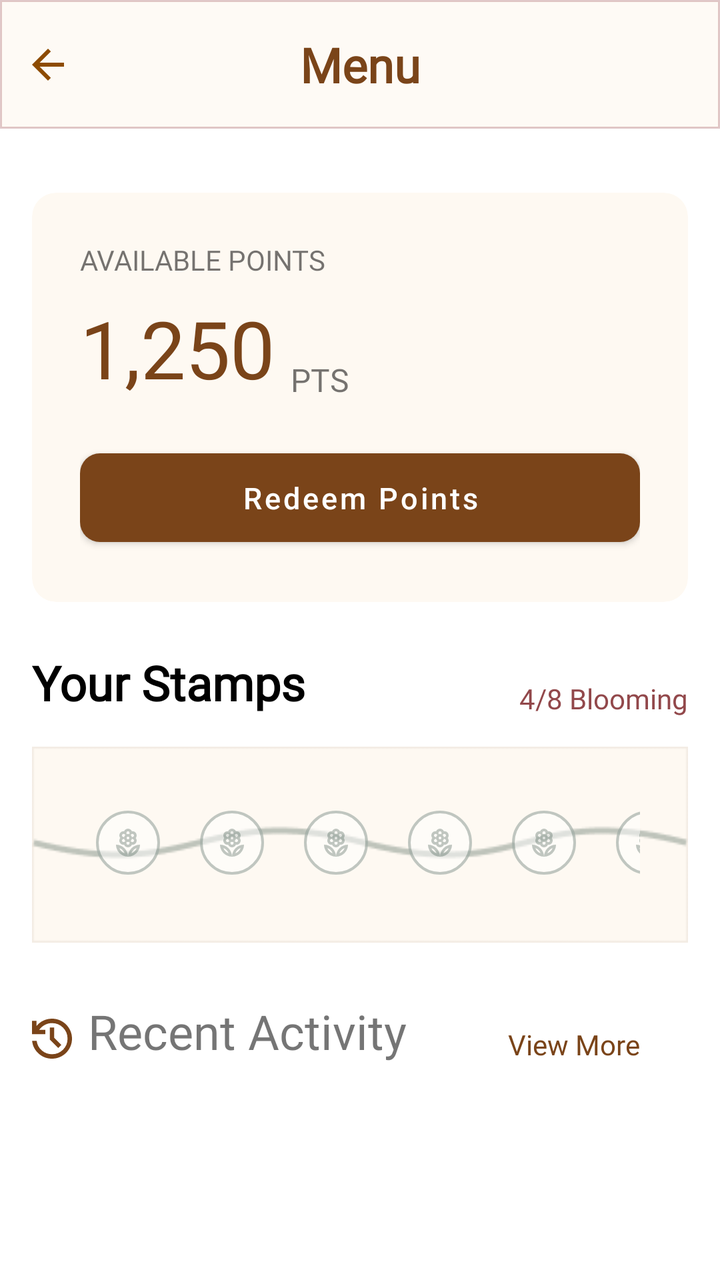
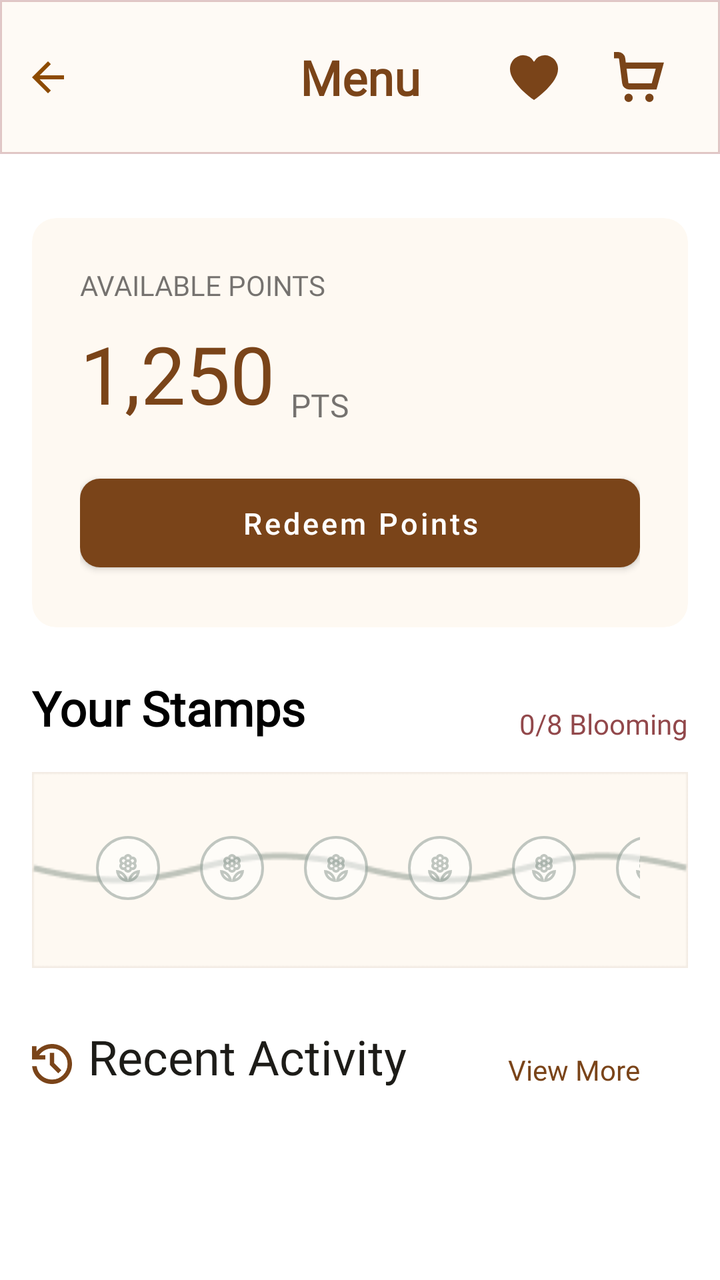

The first picture is an Android layout as it rendered before a commit; the second is the same layout after the commit. The layout source and the unified diff follow.
<!-- AndroidManifest.xml: application theme Theme.PersonalMidterm -->
<!-- res/layout/fragment_rewards.xml -->
<?xml version="1.0" encoding="utf-8"?>
<androidx.constraintlayout.widget.ConstraintLayout xmlns:android="http://schemas.android.com/apk/res/android"
    xmlns:app="http://schemas.android.com/apk/res-auto"
    xmlns:tools="http://schemas.android.com/tools"
    android:layout_width="match_parent"
    android:layout_height="match_parent">

    
    <include
        android:id="@+id/header"
        layout="@layout/layout_app_header"
        app:layout_constraintEnd_toEndOf="parent"
        app:layout_constraintStart_toStartOf="parent"
        app:layout_constraintTop_toTopOf="parent" />

    <androidx.core.widget.NestedScrollView
        android:layout_width="0dp"
        android:layout_height="0dp"
        android:fillViewport="true"
        app:layout_constraintTop_toBottomOf="@id/header"
        app:layout_constraintStart_toStartOf="parent"
        app:layout_constraintEnd_toEndOf="parent"
        app:layout_constraintBottom_toBottomOf="parent">

        <androidx.constraintlayout.widget.ConstraintLayout
            android:layout_width="match_parent"
            android:layout_height="wrap_content"
            android:paddingHorizontal="16dp"
            android:paddingBottom="96dp">

            
            <com.google.android.material.card.MaterialCardView
                android:id="@+id/points_balance"
                android:layout_width="0dp"
                android:layout_height="wrap_content"
                android:layout_marginTop="32dp"
                app:cardCornerRadius="12dp"
                app:cardElevation="0dp"
                app:cardBackgroundColor="@color/card_cream"
                app:contentPadding="24dp"
                app:layout_constraintWidth_max="350dp"
                app:layout_constraintTop_toTopOf="parent"
                app:layout_constraintStart_toStartOf="parent"
                app:layout_constraintEnd_toEndOf="parent">

                <androidx.constraintlayout.widget.ConstraintLayout
                    android:layout_width="match_parent"
                    android:layout_height="wrap_content">

                    <TextView
                        android:id="@+id/points_heading"
                        android:layout_width="wrap_content"
                        android:layout_height="wrap_content"
                        android:fontFamily="@font/manrope_bold"
                        android:text="AVAILABLE POINTS"
                        android:textAllCaps="true"
                        android:textSize="14sp"
                        app:layout_constraintStart_toStartOf="parent"
                        app:layout_constraintTop_toTopOf="parent" />

                    <TextView
                        android:id="@+id/points_balance_val"
                        android:layout_width="wrap_content"
                        android:layout_height="wrap_content"
                        android:layout_marginTop="8dp"
                        android:fontFamily="@font/playfairdisplay_bold"
                        android:text="1,250"
                        android:textColor="@color/theme_brown"
                        android:textSize="40sp"
                        app:layout_constraintStart_toStartOf="parent"
                        app:layout_constraintTop_toBottomOf="@id/points_heading" />

                    <TextView
                        android:id="@+id/pts"
                        android:layout_width="wrap_content"
                        android:layout_height="wrap_content"
                        android:layout_marginStart="8dp"
                        android:fontFamily="@font/manrope_medium"
                        android:text="pts"
                        android:textAllCaps="true"
                        android:textSize="16sp"
                        app:layout_constraintStart_toEndOf="@id/points_balance_val"
                        app:layout_constraintBottom_toBottomOf="@id/points_balance_val" />

                    <com.google.android.material.button.MaterialButton
                        android:id="@+id/btn_redeem_points"
                        android:layout_width="match_parent"
                        android:layout_height="wrap_content"
                        android:layout_marginTop="20dp"
                        android:paddingVertical="12dp"
                        android:text="Redeem Points"
                        android:textAllCaps="false"
                        android:textSize="15sp"
                        app:cornerRadius="10dp"
                        app:backgroundTint="@color/theme_brown"
                        app:layout_constraintTop_toBottomOf="@id/points_balance_val"
                        app:layout_constraintStart_toStartOf="parent"
                        app:layout_constraintEnd_toEndOf="parent" />

                </androidx.constraintlayout.widget.ConstraintLayout>
            </com.google.android.material.card.MaterialCardView>

            
            <include
                android:id="@+id/loyalty_vine"
                android:layout_width="match_parent"
                android:layout_height="wrap_content"
                android:layout_marginTop="24dp"
                layout="@layout/layout_loyalty"
                app:layout_constraintTop_toBottomOf="@id/points_balance"
                app:layout_constraintStart_toStartOf="parent"
                app:layout_constraintEnd_toEndOf="parent" />

            
            <ImageView
                android:id="@+id/ic_history"
                android:layout_width="20dp"
                android:layout_height="20dp"
                android:src="@drawable/ic_history"
                app:tint="@color/theme_brown"
                app:layout_constraintStart_toStartOf="parent"
                app:layout_constraintTop_toTopOf="@id/recent_activity_title"
                app:layout_constraintBottom_toBottomOf="@id/recent_activity_title"
                app:layout_constraintVertical_bias="0.8" />

            <TextView
                android:id="@+id/recent_activity_title"
                android:layout_width="wrap_content"
                android:layout_height="wrap_content"
                android:layout_marginStart="8dp"
                android:layout_marginTop="28dp"
                android:fontFamily="@font/playfairdisplay_bold"
                android:text="Recent Activity"
                android:textSize="24sp"
                app:layout_constraintStart_toEndOf="@id/ic_history"
                app:layout_constraintTop_toBottomOf="@id/loyalty_vine" />

            <TextView
                android:id="@+id/tv_view_more"
                android:layout_width="wrap_content"
                android:layout_height="wrap_content"
                android:layout_marginEnd="24dp"
                android:fontFamily="@font/manrope_medium"
                android:text="View More"
                android:textColor="@color/theme_brown"
                android:textSize="14sp"
                app:layout_constraintEnd_toEndOf="parent"
                app:layout_constraintBottom_toBottomOf="@id/recent_activity_title" />

            <androidx.recyclerview.widget.RecyclerView
                android:id="@+id/rv_recent_activity"
                android:layout_width="match_parent"
                android:layout_height="wrap_content"
                android:layout_marginTop="12dp"
                android:clipToPadding="false"
                android:overScrollMode="never"
                android:nestedScrollingEnabled="false"
                app:layoutManager="androidx.recyclerview.widget.LinearLayoutManager"
                app:layout_constraintTop_toBottomOf="@id/recent_activity_title"
                app:layout_constraintStart_toStartOf="parent"
                app:layout_constraintEnd_toEndOf="parent"
                tools:listitem="@layout/item_recent_activity"
                tools:itemCount="3" />

        </androidx.constraintlayout.widget.ConstraintLayout>
    </androidx.core.widget.NestedScrollView>

</androidx.constraintlayout.widget.ConstraintLayout>
<!-- res/layout/layout_app_header.xml (included above) -->
<?xml version="1.0" encoding="utf-8"?>
<androidx.constraintlayout.widget.ConstraintLayout xmlns:android="http://schemas.android.com/apk/res/android"
    xmlns:app="http://schemas.android.com/apk/res-auto"
    android:layout_width="match_parent"
    android:layout_height="wrap_content"
    android:padding="16dp"
    android:background="@drawable/bg_header">

    <ImageView
        android:id="@+id/back_button"
        android:layout_width="wrap_content"
        android:layout_height="wrap_content"
        android:src="@drawable/ic_back_arrow"
        android:visibility="visible"
        app:layout_constraintBottom_toBottomOf="parent"
        app:layout_constraintStart_toStartOf="parent"
        app:layout_constraintTop_toTopOf="parent" />

    <TextView
        android:id="@+id/screen_title"
        android:layout_width="wrap_content"
        android:layout_height="wrap_content"
        android:textSize="24sp"
        android:textStyle="bold"
        android:text="Menu"
        android:textColor="@color/theme_brown"
        android:fontFamily="@font/playfairdisplay_bold"
        android:visibility="visible"
        app:layout_constraintBottom_toBottomOf="parent"
        app:layout_constraintEnd_toEndOf="parent"
        app:layout_constraintStart_toStartOf="parent"
        app:layout_constraintTop_toTopOf="parent" />

    <LinearLayout
        android:id="@+id/greeting_container"
        android:layout_width="wrap_content"
        android:layout_height="wrap_content"
        android:orientation="vertical"
        android:visibility="gone"
        app:layout_constraintBottom_toBottomOf="parent"
        app:layout_constraintStart_toStartOf="parent"
        app:layout_constraintTop_toTopOf="parent">

        <TextView
            android:id="@+id/greeting_text"
            android:layout_width="wrap_content"
            android:layout_height="wrap_content"
            android:text="Good Morning,"
            android:textSize="14sp" />

        <TextView
            android:id="@+id/user_name"
            android:layout_width="wrap_content"
            android:layout_height="wrap_content"
            android:text="Xavier"
            android:textSize="18sp"
            android:textStyle="bold" />
    </LinearLayout>

    <ImageView
        android:id="@+id/user_avatar"
        android:layout_width="40dp"
        android:layout_height="40dp"
        android:src="@android:drawable/ic_menu_report_image"
        android:visibility="gone"
        app:layout_constraintBottom_toBottomOf="parent"
        app:layout_constraintEnd_toEndOf="parent"
        app:layout_constraintTop_toTopOf="parent" />

    <ImageView
        android:id="@+id/cart_icon"
        android:layout_width="wrap_content"
        android:layout_height="wrap_content"
        android:src="@android:drawable/ic_menu_search"
        android:visibility="gone"
        app:layout_constraintBottom_toBottomOf="parent"
        app:layout_constraintEnd_toEndOf="parent"
        app:layout_constraintTop_toTopOf="parent" />

    <ImageView
        android:id="@+id/favorite_icon"
        android:layout_width="wrap_content"
        android:layout_height="wrap_content"
        android:layout_marginEnd="16dp"
        android:src="@android:drawable/btn_star"
        android:visibility="gone"
        app:layout_constraintBottom_toBottomOf="parent"
        app:layout_constraintEnd_toStartOf="@id/cart_icon"
        app:layout_constraintTop_toTopOf="parent" />

</androidx.constraintlayout.widget.ConstraintLayout>
<!-- res/layout/layout_loyalty.xml (included above) -->
<?xml version="1.0" encoding="utf-8"?>
<androidx.constraintlayout.widget.ConstraintLayout xmlns:android="http://schemas.android.com/apk/res/android"
    xmlns:app="http://schemas.android.com/apk/res-auto"
    android:id="@+id/loyalty_card"
    android:layout_width="match_parent"
    android:layout_height="wrap_content"
    android:layout_marginTop="24dp"
    android:layout_marginBottom="24dp">

<TextView
    android:id="@+id/your_reward_header"
    android:layout_width="wrap_content"
    android:layout_height="wrap_content"
    android:fontFamily="@font/playfairdisplay_bold"
    android:text="Your Stamps"
    android:textColor="@color/black"
    android:textSize="24sp"
    android:textStyle="bold"
    app:layout_constraintStart_toStartOf="parent"
    app:layout_constraintTop_toTopOf="parent" />
<TextView
    android:layout_width="wrap_content"
    android:layout_height="wrap_content"
    app:layout_constraintEnd_toEndOf="parent"
    app:layout_constraintTop_toTopOf="parent"
    android:text="4/8 Blooming"
    android:textSize="14sp"
    android:textColor="@color/theme_maroon"
    android:fontFamily="@font/manrope_bold"
    app:layout_constraintBottom_toTopOf="@+id/loyalty_vine"/>

<HorizontalScrollView
    android:id="@+id/loyalty_vine"
    android:layout_width="0dp"
    android:layout_height="wrap_content"
    android:layout_marginTop="16dp"
    android:padding="24dp"
    android:scrollbars="none"
    android:background="@drawable/loyalty_bg"
    app:layout_constraintEnd_toEndOf="parent"
    app:layout_constraintStart_toStartOf="parent"
    app:layout_constraintTop_toBottomOf="@id/your_reward_header">

    <LinearLayout
        android:id="@+id/stamps_container"
        android:layout_width="wrap_content"
        android:layout_height="wrap_content"
        android:orientation="horizontal">
        
        <include layout="@layout/item_stamp_slot" />
        <include layout="@layout/item_stamp_slot" />
        <include layout="@layout/item_stamp_slot" />
        <include layout="@layout/item_stamp_slot" />
        <include layout="@layout/item_stamp_slot" />
        <include layout="@layout/item_stamp_slot" />
        <include layout="@layout/item_stamp_slot" />
        <include layout="@layout/item_stamp_slot" />
    </LinearLayout>
</HorizontalScrollView>
</androidx.constraintlayout.widget.ConstraintLayout>
<!-- res/layout/item_recent_activity.xml (included above) -->
<?xml version="1.0" encoding="utf-8"?>
<com.google.android.material.card.MaterialCardView xmlns:android="http://schemas.android.com/apk/res/android"
    xmlns:app="http://schemas.android.com/apk/res-auto"
    android:layout_width="match_parent"
    android:layout_height="wrap_content"
    android:layout_marginBottom="10dp"
    app:cardCornerRadius="12dp"
    app:cardElevation="0dp"
    app:strokeWidth="2dp"
    app:strokeColor="@color/divider_light"
    app:cardBackgroundColor="@color/white"
    app:contentPadding="12dp">

    <androidx.constraintlayout.widget.ConstraintLayout
        android:layout_width="match_parent"
        android:layout_height="wrap_content">

        <com.google.android.material.card.MaterialCardView
            android:id="@+id/icon_bg"
            android:layout_width="40dp"
            android:layout_height="40dp"
            app:cardCornerRadius="10dp"
            app:cardElevation="0dp"
            app:cardBackgroundColor="@color/icon_bg_peach"
            app:layout_constraintStart_toStartOf="parent"
            app:layout_constraintTop_toTopOf="parent"
            app:layout_constraintBottom_toBottomOf="parent">

            <ImageView
                android:id="@+id/iv_activity_icon"
                android:layout_width="20dp"
                android:layout_height="20dp"
                android:layout_gravity="center"
                android:src="@drawable/ic_coffeecup" />
        </com.google.android.material.card.MaterialCardView>

        <TextView
            android:id="@+id/tv_activity_title"
            android:layout_width="0dp"
            android:layout_height="wrap_content"
            android:layout_marginStart="12dp"
            android:fontFamily="@font/manrope_bold"
            android:text="Lavender Latte"
            android:textSize="15sp"
            android:textColor="@color/black"
            app:layout_constraintStart_toEndOf="@id/icon_bg"
            app:layout_constraintTop_toTopOf="@id/icon_bg"
            app:layout_constraintEnd_toStartOf="@id/tv_activity_points" />

        <TextView
            android:id="@+id/tv_activity_subtitle"
            android:layout_width="0dp"
            android:layout_height="wrap_content"
            android:layout_marginStart="12dp"
            android:layout_marginTop="2dp"
            android:fontFamily="@font/manrope_regular"
            android:text="Today, 9:42 AM"
            android:textSize="13sp"
            android:textColor="@color/text_primary"
            app:layout_constraintStart_toEndOf="@id/icon_bg"
            app:layout_constraintTop_toBottomOf="@id/tv_activity_title"
            app:layout_constraintBottom_toBottomOf="@id/icon_bg"
            app:layout_constraintEnd_toStartOf="@id/tv_activity_points" />

        <TextView
            android:id="@+id/tv_activity_points"
            android:layout_width="wrap_content"
            android:layout_height="wrap_content"
            android:fontFamily="@font/manrope_bold"
            android:text="+15 pts"
            android:textSize="14sp"
            android:textColor="@color/theme_brown"
            app:layout_constraintEnd_toEndOf="parent"
            app:layout_constraintTop_toTopOf="@id/icon_bg"
            app:layout_constraintBottom_toBottomOf="@id/icon_bg" />

    </androidx.constraintlayout.widget.ConstraintLayout>
</com.google.android.material.card.MaterialCardView>
<!-- res/layout/item_stamp_slot.xml (included above) -->
<?xml version="1.0" encoding="utf-8"?>
<FrameLayout xmlns:android="http://schemas.android.com/apk/res/android"
    android:layout_width="48dp"
    android:layout_height="48dp"
    android:layout_marginEnd="4dp">

    <ImageView
        android:id="@+id/stamp_icon"
        android:layout_width="match_parent"
        android:layout_height="match_parent"
        android:src="@drawable/empty_stamp"
        android:padding="8dp"/>
</FrameLayout>
<!-- resources referenced by this layout -->
<resources>
  <color name="black">#FF000000</color>
  <color name="card_cream">#FEF9F2</color>
  <color name="divider_light">#33887364</color>
  <color name="icon_bg_peach">#33FFB77D</color>
  <color name="text_primary">#1D1C18</color>
  <color name="theme_brown">#7A4419</color>
  <color name="theme_maroon">#92484B</color>
  <color name="white">#FFFFFFFF</color>
  <!-- drawable bg_header (drawable) -->
  <shape xmlns:android="http://schemas.android.com/apk/res/android">
      <solid android:color="#FEFAF5" />
      <stroke android:color="#519F5255"/>
      <stroke android:width="1dp"/>
  </shape>
  <!-- drawable ic_back_arrow (drawable) -->
  <vector xmlns:android="http://schemas.android.com/apk/res/android"
      android:width="16dp"
      android:height="16dp"
      android:viewportWidth="16"
      android:viewportHeight="16">
    <path
        android:pathData="M3.825,9L9.425,14.6L8,16L0,8L8,0L9.425,1.4L3.825,7H16V9H3.825Z"
        android:fillColor="#8D4B00"/>
  </vector>
  <!-- drawable ic_coffeecup (drawable) -->
  <vector xmlns:android="http://schemas.android.com/apk/res/android"
      android:width="18dp"
      android:height="18dp"
      android:viewportWidth="18"
      android:viewportHeight="18">
    <path
        android:pathData="M0,18V16H16V18H0ZM4,14C2.9,14 1.958,13.608 1.175,12.825C0.392,12.042 0,11.1 0,10V0H16C16.55,0 17.021,0.196 17.413,0.587C17.804,0.979 18,1.45 18,2V5C18,5.55 17.804,6.021 17.413,6.412C17.021,6.804 16.55,7 16,7H14V10C14,11.1 13.608,12.042 12.825,12.825C12.042,13.608 11.1,14 10,14H4ZM4,12H10C10.55,12 11.021,11.804 11.413,11.413C11.804,11.021 12,10.55 12,10V2H2V10C2,10.55 2.196,11.021 2.588,11.413C2.979,11.804 3.45,12 4,12ZM14,5H16V2H14V5ZM4,12C3.45,12 2.979,12 2.588,12C2.196,12 2,12 2,12H12C12,12 11.804,12 11.413,12C11.021,12 10.55,12 10,12H4Z"
        android:fillColor="#8D4B00"/>
  </vector>
  <style name="Theme.PersonalMidterm" parent="Theme.MaterialComponents.DayNight.DarkActionBar">
          <item name="android:textColorPrimary">@color/text_primary</item>
          <item name="android:textColorSecondary">@color/text_primary</item>
          
          <item name="android:statusBarColor">?attr/colorPrimaryVariant</item>
          
      </style>
  <!-- unchanged entries left out for length: 3 -->
</resources>

<!-- the commit's change to res/layout/fragment_rewards.xml (unified diff, before → after) -->
@@ -131,6 +131,7 @@
                 android:layout_marginTop="28dp"
                 android:fontFamily="@font/playfairdisplay_bold"
                 android:text="Recent Activity"
+                android:textColor="@color/text_primary"
                 android:textSize="24sp"
                 app:layout_constraintStart_toEndOf="@id/ic_history"
                 app:layout_constraintTop_toBottomOf="@id/loyalty_vine" />
@@ -200,62 +201,34 @@
         app:layout_constraintStart_toStartOf="parent"
         app:layout_constraintTop_toTopOf="parent" />
 
-    <LinearLayout
-        android:id="@+id/greeting_container"
-        android:layout_width="wrap_content"
-        android:layout_height="wrap_content"
-        android:orientation="vertical"
-        android:visibility="gone"
-        app:layout_constraintBottom_toBottomOf="parent"
-        app:layout_constraintStart_toStartOf="parent"
-        app:layout_constraintTop_toTopOf="parent">
-
-        <TextView
-            android:id="@+id/greeting_text"
-            android:layout_width="wrap_content"
-            android:layout_height="wrap_content"
-            android:text="Good Morning,"
-            android:textSize="14sp" />
-
-        <TextView
-            android:id="@+id/user_name"
-            android:layout_width="wrap_content"
-            android:layout_height="wrap_content"
-            android:text="Xavier"
-            android:textSize="18sp"
-            android:textStyle="bold" />
-    </LinearLayout>
-
-    <ImageView
-        android:id="@+id/user_avatar"
-        android:layout_width="40dp"
-        android:layout_height="40dp"
-        android:src="@android:drawable/ic_menu_report_image"
-        android:visibility="gone"
+
+    <ImageButton
+        android:id="@+id/cart_icon"
+        android:layout_width="wrap_content"
+        android:layout_height="wrap_content"
+        android:src="@drawable/ic_cart"
+        android:scaleType="fitCenter"
+        app:tint="@color/theme_brown"
+        android:backgroundTint="@android:color/transparent"
+        android:visibility="visible"
         app:layout_constraintBottom_toBottomOf="parent"
         app:layout_constraintEnd_toEndOf="parent"
-        app:layout_constraintTop_toTopOf="parent" />
-
-    <ImageView
-        android:id="@+id/cart_icon"
-        android:layout_width="wrap_content"
-        android:layout_height="wrap_content"
-        android:src="@android:drawable/ic_menu_search"
-        android:visibility="gone"
-        app:layout_constraintBottom_toBottomOf="parent"
-        app:layout_constraintEnd_toEndOf="parent"
-        app:layout_constraintTop_toTopOf="parent" />
-
-    <ImageView
+        app:layout_constraintTop_toTopOf="parent"
+        />
+
+    <ImageButton
         android:id="@+id/favorite_icon"
         android:layout_width="wrap_content"
         android:layout_height="wrap_content"
-        android:layout_marginEnd="16dp"
-        android:src="@android:drawable/btn_star"
-        android:visibility="gone"
+        app:tint="@color/theme_brown"
+        android:src="@drawable/ic_full_heart"
+        android:backgroundTint="@android:color/transparent"
+        android:visibility="visible"
         app:layout_constraintBottom_toBottomOf="parent"
         app:layout_constraintEnd_toStartOf="@id/cart_icon"
-        app:layout_constraintTop_toTopOf="parent" />
+        app:layout_constraintTop_toTopOf="parent"
+
+        android:layout_marginEnd="4dp"/>
 
 </androidx.constraintlayout.widget.ConstraintLayout>
 <!-- res/layout/layout_loyalty.xml (included above) -->
@@ -280,11 +253,12 @@
     app:layout_constraintStart_toStartOf="parent"
     app:layout_constraintTop_toTopOf="parent" />
 <TextView
+    android:id="@+id/tv_stamps_count"
     android:layout_width="wrap_content"
     android:layout_height="wrap_content"
     app:layout_constraintEnd_toEndOf="parent"
     app:layout_constraintTop_toTopOf="parent"
-    android:text="4/8 Blooming"
+    android:text="0/8 Blooming"
     android:textSize="14sp"
     android:textColor="@color/theme_maroon"
     android:fontFamily="@font/manrope_bold"
<!-- resource entries referenced after the edit -->
@@ -24,6 +24,22 @@
         android:pathData="M3.825,9L9.425,14.6L8,16L0,8L8,0L9.425,1.4L3.825,7H16V9H3.825Z"
         android:fillColor="#8D4B00"/>
   </vector>
+  <!-- drawable ic_cart (drawable) -->
+  <vector xmlns:android="http://schemas.android.com/apk/res/android"
+      android:width="25dp"
+      android:height="25dp"
+      android:viewportWidth="24"
+      android:viewportHeight="24">
+    <path
+        android:fillColor="#FF000000"
+        android:pathData="M7,22m-2,0a2,2 0,1 1,4 0a2,2 0,1 1,-4 0"/>
+    <path
+        android:fillColor="#FF000000"
+        android:pathData="M17,22m-2,0a2,2 0,1 1,4 0a2,2 0,1 1,-4 0"/>
+    <path
+        android:fillColor="#FF000000"
+        android:pathData="M5.654,5 L5.391,2.938A3.328,3.328 0,0 0,2.087 0H0V3H2.087a0.331,0.331 0,0 1,0.326 0.3l1.5,11.759A3.327,3.327 0,0 0,7.217 18H20.4L23.974,5ZM18.112,15H7.217a0.329,0.329 0,0 1,-0.325 -0.3L6.037,8h14Z"/>
+  </vector>
   <!-- drawable ic_coffeecup (drawable) -->
   <vector xmlns:android="http://schemas.android.com/apk/res/android"
       android:width="18dp"
@@ -34,7 +50,17 @@
         android:pathData="M0,18V16H16V18H0ZM4,14C2.9,14 1.958,13.608 1.175,12.825C0.392,12.042 0,11.1 0,10V0H16C16.55,0 17.021,0.196 17.413,0.587C17.804,0.979 18,1.45 18,2V5C18,5.55 17.804,6.021 17.413,6.412C17.021,6.804 16.55,7 16,7H14V10C14,11.1 13.608,12.042 12.825,12.825C12.042,13.608 11.1,14 10,14H4ZM4,12H10C10.55,12 11.021,11.804 11.413,11.413C11.804,11.021 12,10.55 12,10V2H2V10C2,10.55 2.196,11.021 2.588,11.413C2.979,11.804 3.45,12 4,12ZM14,5H16V2H14V5ZM4,12C3.45,12 2.979,12 2.588,12C2.196,12 2,12 2,12H12C12,12 11.804,12 11.413,12C11.021,12 10.55,12 10,12H4Z"
         android:fillColor="#8D4B00"/>
   </vector>
-  <style name="Theme.PersonalMidterm" parent="Theme.MaterialComponents.DayNight.DarkActionBar">
+  <!-- drawable ic_full_heart (drawable) -->
+  <vector xmlns:android="http://schemas.android.com/apk/res/android"
+      android:width="24dp"
+      android:height="24dp"
+      android:viewportWidth="24"
+      android:viewportHeight="24">
+    <path
+        android:fillColor="#FF000000"
+        android:pathData="M17.5,0.917a6.4,6.4 0,0 0,-5.5 3.3A6.4,6.4 0,0 0,6.5 0.917,6.8 6.8,0 0,0 0,7.967c0,6.775 10.956,14.6 11.422,14.932l0.578,0.409 0.578,-0.409C13.044,22.569 24,14.742 24,7.967A6.8,6.8 0,0 0,17.5 0.917Z"/>
+  </vector>
+  <style name="Theme.PersonalMidterm" parent="Theme.MaterialComponents.DayNight.NoActionBar">
           <item name="android:textColorPrimary">@color/text_primary</item>
           <item name="android:textColorSecondary">@color/text_primary</item>
           
